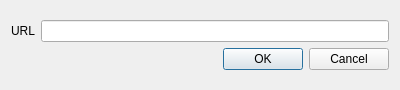
Qt form UltimateDownloadManager/adddialog.ui (LalitMaganti/Ultimate-Download-Manager) before a commit.
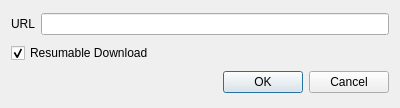
The same form after that commit.

Diff of the .ui file:
```diff
--- a/UltimateDownloadManager/adddialog.ui
+++ b/UltimateDownloadManager/adddialog.ui
@@ -7,14 +7,12 @@
     <x>0</x>
     <y>0</y>
     <width>400</width>
-    <height>90</height>
+    <height>108</height>
    </rect>
   </property>
   <property name="windowTitle">
    <string>Dialog</string>
   </property>
-  <layout class="QGridLayout" name="gridLayout">
-   <item row="0" column="0">
     <layout class="QVBoxLayout" name="verticalLayout">
      <item>
       <layout class="QHBoxLayout" name="horizontalLayout">
@@ -30,6 +28,16 @@
        </item>
       </layout>
      </item>
+   <item>
+    <widget class="QCheckBox" name="checkBox">
+     <property name="text">
+      <string>Resumable Download</string>
+     </property>
+     <property name="checked">
+      <bool>true</bool>
+     </property>
+    </widget>
+   </item>
      <item>
       <widget class="QDialogButtonBox" name="buttonBox">
        <property name="orientation">
@@ -39,8 +47,6 @@
         <set>QDialogButtonBox::Cancel|QDialogButtonBox::Ok</set>
        </property>
       </widget>
-     </item>
-    </layout>
    </item>
   </layout>
  </widget>
```
Left out of the diff: 2 changed lines with no effect on the pictures. Lines whose indentation alone changed are shown as unchanged.
